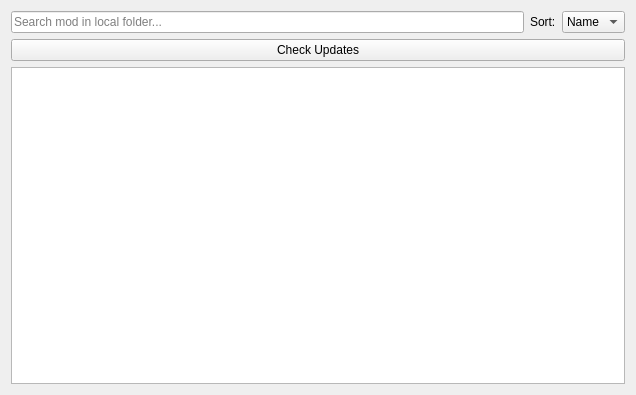
This is src/ui/localmodbrowser.ui in kaniol-lck/modmanager as Qt 5 draws it before an edit. The edited form follows.
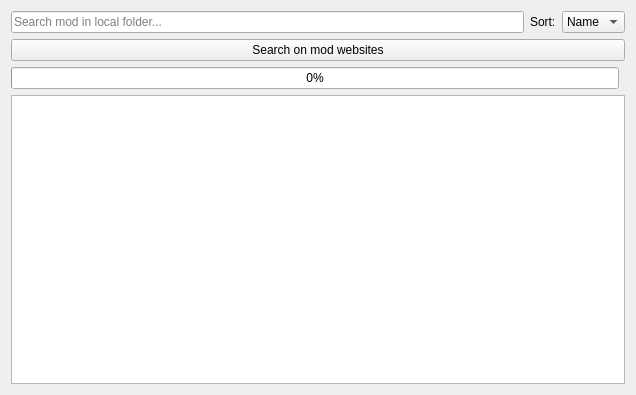
This is the edited form.

Diff of the .ui file:
```diff
--- a/src/ui/localmodbrowser.ui
+++ b/src/ui/localmodbrowser.ui
@@ -14,7 +14,14 @@
    <string>Form</string>
   </property>
   <layout class="QGridLayout" name="gridLayout">
-   <item row="2" column="0" colspan="2">
+   <item row="1" column="0" colspan="2">
+    <widget class="QPushButton" name="checkUpdatesButton">
+     <property name="text">
+      <string>Search on mod websites</string>
+     </property>
+    </widget>
+   </item>
+   <item row="3" column="0" colspan="2">
     <widget class="QListWidget" name="modListWidget">
      <property name="verticalScrollMode">
       <enum>QAbstractItemView::ScrollPerPixel</enum>
@@ -61,10 +68,10 @@
      </item>
     </layout>
    </item>
-   <item row="1" column="0" colspan="2">
-    <widget class="QPushButton" name="checkUpdatesButton">
-     <property name="text">
-      <string>Check Updates</string>
+   <item row="2" column="0">
+    <widget class="QProgressBar" name="checkUpdatesProgress">
+     <property name="value">
+      <number>0</number>
      </property>
     </widget>
    </item>
```
